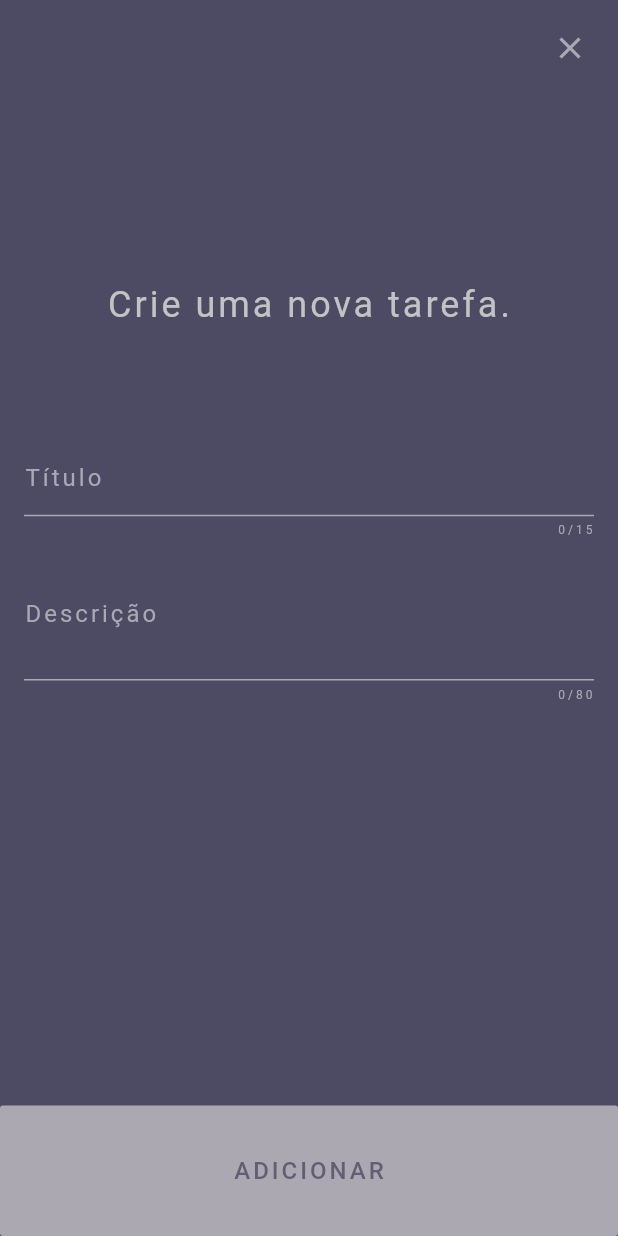
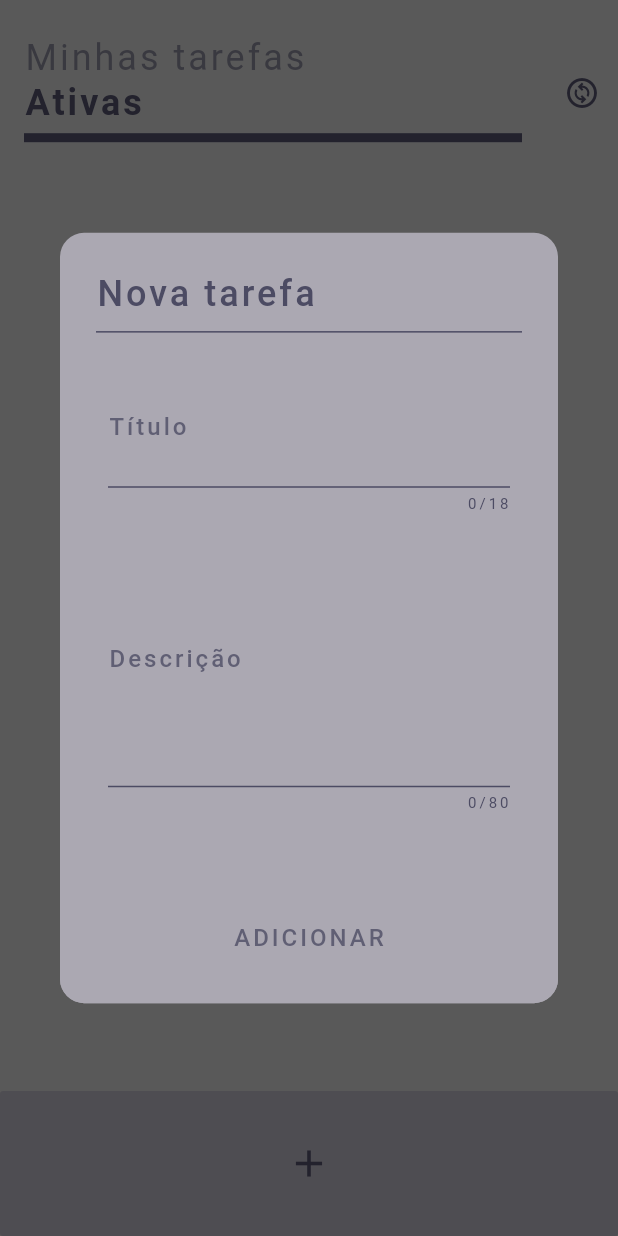
Before and after one commit to devherik/todo_app, a Flutter app: the screen it shows after launch, after a tap on the "add" icon, on a phone screen of 412 x 824 dp. Run offline on Flutter 3.47's test engine with Material 3 defaults, Android fonts, the phone set to English and light mode, and no system bars; our stand-ins replace google_fonts, hexcolor, hive_flutter, result_dart; accounts and stored records are empty; Roboto replaces fonts that are missing (Ubuntu).

Commit message:
view: add a alert dialog to persist new tasks

```diff
--- a/lib/view/addtask_modal_widget.dart
+++ b/lib/view/add_task_widget.dart
@@ -1,20 +1,19 @@
 import 'package:flutter/material.dart';
-import 'package:google_fonts/google_fonts.dart';
 import 'package:minimalist_todo/data_sources/task_entity.dart';
 import 'package:minimalist_todo/viewmodel/home_viewmodel.dart';
 
 import 'package:minimalist_todo/config/globals_app.dart' as globals;
 
-class AddtaskModalWidget extends StatefulWidget {
-  const AddtaskModalWidget({super.key, required HomeViewmodel viewmodel})
+class AddTaskWidget extends StatefulWidget {
+  const AddTaskWidget({super.key, required HomeViewmodel viewmodel})
     : _viewmodel = viewmodel;
   final HomeViewmodel _viewmodel;
 
   @override
-  State<AddtaskModalWidget> createState() => _AddtaskModalWidgetState();
+  State<AddTaskWidget> createState() => _AddTaskWidgetState();
 }
 
-class _AddtaskModalWidgetState extends State<AddtaskModalWidget> {
+class _AddTaskWidgetState extends State<AddTaskWidget> {
   late TextEditingController titleController;
   late TextEditingController descriptionController;
   bool areFieldsValid = false;
@@ -31,50 +30,33 @@ class _AddtaskModalWidgetState extends State<AddtaskModalWidget> {
 
   @override
   Widget build(BuildContext context) {
-    return Container(
-      height: MediaQuery.of(context).size.height,
-      width: MediaQuery.of(context).size.width,
-      decoration: BoxDecoration(color: Theme.of(context).colorScheme.tertiary),
-      child: Column(
-        mainAxisAlignment: MainAxisAlignment.spaceBetween,
-        children: [
-          Padding(
-            padding: const EdgeInsets.all(8.0),
-            child: Align(
-              alignment: Alignment.topRight,
-              child: Builder(
-                builder: (context) {
-                  return IconButton(
-                    onPressed: () => Navigator.of(context).pop(),
-                    icon: Icon(Icons.close),
-                  );
-                },
-              ),
-            ),
-          ),
-          SingleChildScrollView(
-            keyboardDismissBehavior: ScrollViewKeyboardDismissBehavior.onDrag,
-            child: Column(
-              children: [
-                Text(
-                  'Crie uma nova tarefa.',
-                  style: GoogleFonts.ubuntu(
-                    fontSize: 24,
-                    letterSpacing: 2,
-                    color: globals.primaryLightColor,
-                  ),
-                ),
-                globals.largeBoxSpace,
-                _buildFormField(titleController, 'Título', 1, 15),
-                globals.verySmallBoxSpace,
-                _buildFormField(descriptionController, 'Descrição', 2, 80),
-              ],
-            ),
-          ),
-          globals.smallBoxSpace,
-          _buildButton(),
+    return AlertDialog(
+      scrollable: true,
+      shape: RoundedRectangleBorder(
+        borderRadius: BorderRadius.all(Radius.circular(16)),
+      ),
+      title: Column(
+        crossAxisAlignment: CrossAxisAlignment.start,
+        children: <Widget>[
+          Text('Nova tarefa', style: Theme.of(context).textTheme.titleSmall),
+          Divider(color: Theme.of(context).colorScheme.tertiary),
         ],
       ),
+      actions: <Widget>[_buildButton()],
+      actionsPadding: const EdgeInsets.all(0),
+      content: SizedBox(
+        width: MediaQuery.of(context).size.width,
+        child: Column(
+          mainAxisAlignment: MainAxisAlignment.spaceBetween,
+          children: <Widget>[
+            _buildFormField(titleController, 'Título', 1, 18),
+            globals.verySmallBoxSpace,
+            _buildFormField(descriptionController, 'Descrição', 5, 80),
+            globals.smallBoxSpace,
+          ],
+        ),
+      ),
+      contentPadding: const EdgeInsets.all(16),
     );
   }
 
@@ -90,19 +72,36 @@ class _AddtaskModalWidgetState extends State<AddtaskModalWidget> {
         controller: controller,
         keyboardType: TextInputType.text,
         textInputAction: TextInputAction.next,
-        style: TextStyle(color: Theme.of(context).colorScheme.primary),
+        style: Theme.of(context).textTheme.bodyLarge,
         maxLength: maxLength,
         maxLines: lines,
         decoration: InputDecoration(
-          hintText: hintText,
+          labelText: hintText,
+          labelStyle: Theme.of(context).textTheme.labelLarge,
+          counterStyle: TextStyle(
+            fontSize: 10,
+            color: Theme.of(context).colorScheme.tertiary,
+          ),
           suffix: Builder(
             builder:
                 (context) => IconButton(
                   onPressed: () => controller.clear(),
-                  icon: Icon(Icons.clear),
+                  icon: Icon(
+                    Icons.clear,
+                    color: Theme.of(context).colorScheme.tertiary,
+                  ),
                 ),
           ),
-          border: UnderlineInputBorder(),
+          enabledBorder: UnderlineInputBorder(
+            borderSide: BorderSide(
+              color: Theme.of(context).colorScheme.tertiary,
+            ),
+          ),
+          focusedBorder: UnderlineInputBorder(
+            borderSide: BorderSide(
+              color: Theme.of(context).colorScheme.tertiary,
+            ),
+          ),
         ),
       ),
     );
@@ -117,6 +116,12 @@ class _AddtaskModalWidgetState extends State<AddtaskModalWidget> {
           clipBehavior: Clip.antiAlias,
           disabledColor: Theme.of(context).colorScheme.secondary,
           color: Theme.of(context).colorScheme.scrim,
+          shape: RoundedRectangleBorder(
+            borderRadius: BorderRadius.only(
+              bottomLeft: Radius.circular(16),
+              bottomRight: Radius.circular(16),
+            ),
+          ),
           onPressed:
               areFieldsValid
                   ? () async {
--- a/lib/view/home.dart
+++ b/lib/view/home.dart
@@ -1,6 +1,6 @@
 import 'package:flutter/material.dart';
 import 'package:google_fonts/google_fonts.dart';
-import 'package:minimalist_todo/view/addtask_modal_widget.dart';
+import 'package:minimalist_todo/view/add_task_widget.dart';
 import 'package:minimalist_todo/view/listitem_widget.dart';
 import 'package:minimalist_todo/viewmodel/home_viewmodel.dart';
 import 'package:minimalist_todo/data_sources/task_entity.dart';
@@ -34,7 +34,8 @@ class _HomeState extends State<Home> {
         centerTitle: false,
         title: Column(
           crossAxisAlignment: CrossAxisAlignment.start,
-          children: [
+          mainAxisAlignment: MainAxisAlignment.spaceEvenly,
+          children: <Widget>[
             Text(
               'Minhas tarefas',
               style: GoogleFonts.ubuntu(
@@ -52,6 +53,10 @@ class _HomeState extends State<Home> {
                 color: Theme.of(context).colorScheme.tertiary,
                 fontWeight: FontWeight.bold,
               ),
+            ),
+            Divider(
+              thickness: 6,
+              color: Theme.of(context).colorScheme.tertiary,
             ),
           ],
         ),
@@ -91,13 +96,14 @@ class _HomeState extends State<Home> {
                       key: Key(task.index.toString()),
                       background: Container(
                         padding: const EdgeInsets.only(right: 10, left: 10),
-                        color: Theme.of(context).colorScheme.secondary,
+                        color: globals.blue,
                         child: Align(
                           alignment: Alignment.centerLeft,
                           child: Text(
                             _isArquived ? 'Restaurar' : 'Arquivar',
                             style: GoogleFonts.roboto(
                               fontSize: 12,
+                              fontWeight: FontWeight.bold,
                               letterSpacing: 2,
                               color: globals.primaryDarkColor,
                             ),
@@ -113,6 +119,7 @@ class _HomeState extends State<Home> {
                             'Apagar',
                             style: GoogleFonts.roboto(
                               fontSize: 12,
+                              fontWeight: FontWeight.bold,
                               letterSpacing: 2,
                               color: globals.primaryDarkColor,
                             ),
@@ -155,10 +162,10 @@ class _HomeState extends State<Home> {
           disabledColor: Theme.of(context).colorScheme.secondary,
           color: Theme.of(context).colorScheme.secondary,
           onPressed: () {
-            showModalBottomSheet(
-              isScrollControlled: true,
+            showDialog(
               context: context,
-              builder: (context) => AddtaskModalWidget(viewmodel: _viewmodel),
+              useSafeArea: true,
+              builder: (context) => AddTaskWidget(viewmodel: _viewmodel),
             );
           },
           child: Padding(
```
